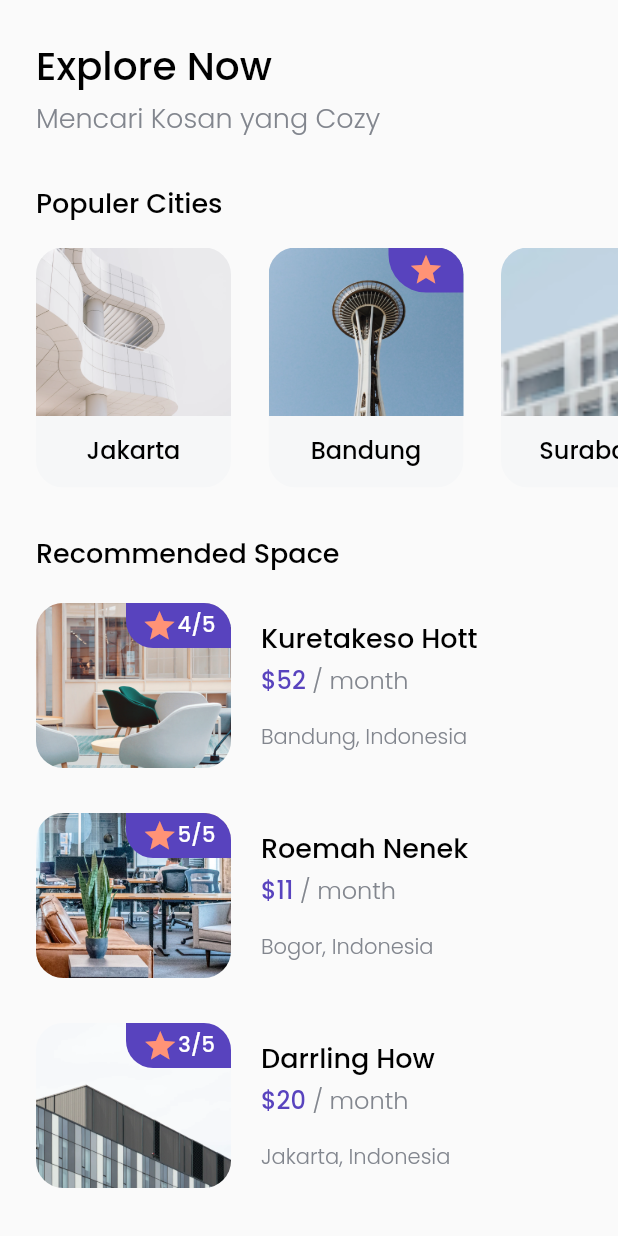
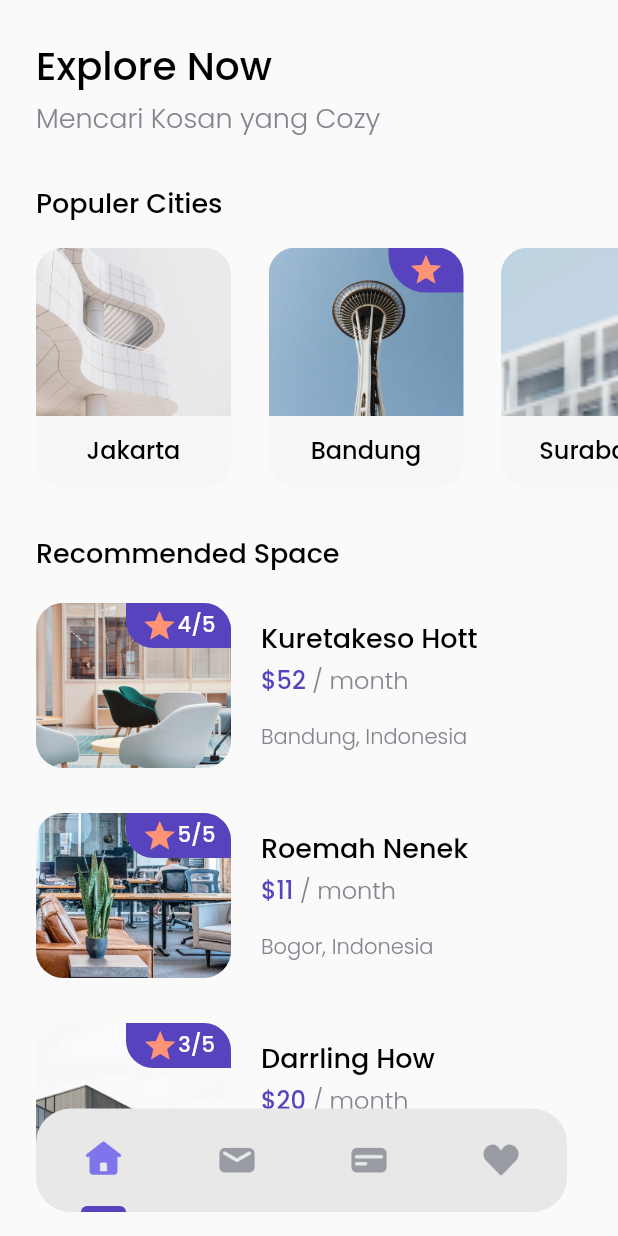
Before and after one commit to arifin1301/find_house, a Flutter app: the HomePage screen opened directly, on a phone screen of 412 x 824 dp. Run offline on Flutter 3.47's test engine with Material 2 defaults, Android fonts, the phone set to English and light mode, and no system bars; our stand-ins replace google_fonts.

Commit message:
add bottom navigasi

```diff
--- a/lib/pages/home_page.dart
+++ b/lib/pages/home_page.dart
@@ -2,6 +2,7 @@ import 'package:find_house/models/city.dart';
 import 'package:find_house/models/space.dart';
 import 'package:find_house/models/tips.dart';
 import 'package:find_house/pages/theme.dart';
+import 'package:find_house/widgets/bottom_navbar_item.dart';
 import 'package:find_house/widgets/city_card.dart';
 import 'package:find_house/widgets/space_card.dart';
 import 'package:find_house/widgets/tips_card.dart';
@@ -127,6 +128,7 @@ class HomePage extends StatelessWidget {
               SizedBox(
                 height: 30,
               ),
+              // TIPS & GUIDANCE =======================
               Text(
                 "Tips & Guidance",
                 style: blackTextStyle.copyWith(fontSize: 18),
@@ -144,13 +146,48 @@ class HomePage extends StatelessWidget {
               SizedBox(
                 height: 18,
               ),
-              TipsCard(Tips(
-                  id: 2,
-                  ImageUrl: 'assets/images/icon2.png',
-                  title: 'Jakarta Fairship',
-                  date: 'Updated 11 Dec'))
+              TipsCard(
+                Tips(
+                    id: 2,
+                    ImageUrl: 'assets/images/icon2.png',
+                    title: 'Jakarta Fairship',
+                    date: 'Updated 11 Dec'),
+              ),
+              SizedBox(
+                height: 100,
+              ),
             ],
           ),
+        ),
+      ),
+      floatingActionButton: Container(
+        height: 69,
+        width: MediaQuery.of(context).size.width - (2 * 29),
+        margin: EdgeInsets.only(left: 24, right: 18),
+        decoration: BoxDecoration(
+          color: Color.fromARGB(255, 232, 232, 232),
+          borderRadius: BorderRadius.circular(23),
+        ),
+        child: Row(
+          mainAxisAlignment: MainAxisAlignment.spaceAround,
+          children: [
+            BottomNavbarItem(
+              ImageUrl: "assets/images/Icon_home.png",
+              isActive: true,
+            ),
+            BottomNavbarItem(
+              ImageUrl: "assets/images/Icon_mail.png",
+              isActive: false,
+            ),
+            BottomNavbarItem(
+              ImageUrl: "assets/images/Icon_card.png",
+              isActive: false,
+            ),
+            BottomNavbarItem(
+              ImageUrl: "assets/images/Icon_love.png",
+              isActive: false,
+            ),
+          ],
         ),
       ),
     );
--- /dev/null
+++ b/lib/widgets/bottom_navbar_item.dart
@@ -0,0 +1,35 @@
+import 'package:find_house/pages/theme.dart';
+import 'package:flutter/material.dart';
+
+class BottomNavbarItem extends StatelessWidget {
+  final String ImageUrl;
+  final bool isActive;
+
+  BottomNavbarItem({required this.ImageUrl, required this.isActive});
+
+  @override
+  Widget build(BuildContext context) {
+    return Column(
+      children: [
+        Spacer(),
+        Image.asset(
+          ImageUrl,
+          width: 28,
+          height: 28,
+        ),
+        Spacer(),
+        isActive
+            ? Container(
+                width: 30,
+                height: 4,
+                decoration: BoxDecoration(
+                    color: purpleColor,
+                    borderRadius: BorderRadius.vertical(
+                      top: Radius.circular(1000),
+                    )),
+              )
+            : Container(),
+      ],
+    );
+  }
+}
```
Also changed, not shown: assets/images/Icon_card.png (added), assets/images/Icon_home.png (added), assets/images/Icon_love.png (added), assets/images/Icon_mail.png (added).
